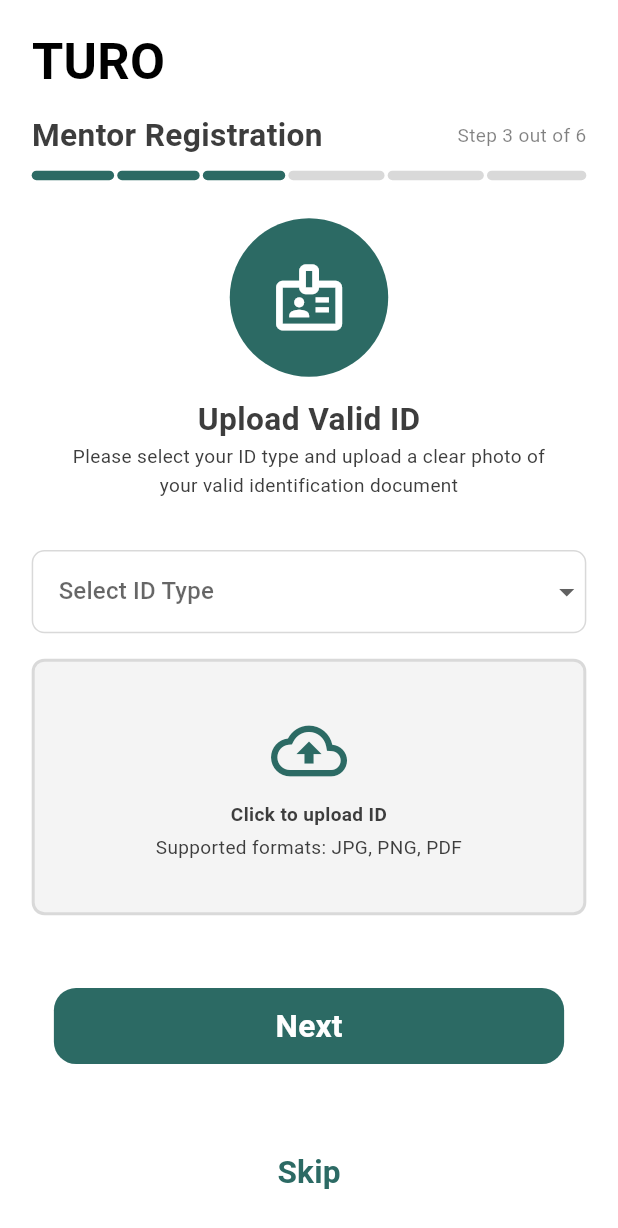
After one commit to micomiconiiii/Turo, a Flutter app: the IdUploadScreen screen opened directly, on a phone screen of 412 x 824 dp. The commit adds this screen. Shown: the top 1228 px of the screen. Run offline on Flutter 3.47's test engine with Material 3 defaults, Android fonts, the phone set to English and light mode, and no system bars; our stand-ins replace cached_network_image, device_preview, file_picker, firebase_core, flutter_svg, flutter_typeahead and 1 more; accounts and stored records are empty; Roboto replaces fonts that are missing (Fustat).

Commit message:
feature: ID Verification

```diff
--- /dev/null
+++ b/lib/presentation/mentor_registration_screen/id_verification.dart
@@ -0,0 +1,322 @@
+import 'package:flutter/material.dart';
+import 'package:file_picker/file_picker.dart';
+import 'dart:io';
+import '../../core/app_export.dart';
+import '../../widgets/custom_image_view.dart';
+import '../../widgets/custom_button.dart';
+
+class IdUploadScreen extends StatefulWidget {
+  const IdUploadScreen({Key? key}) : super(key: key);
+
+  @override
+  State<IdUploadScreen> createState() => _IdUploadScreenState();
+}
+
+class _IdUploadScreenState extends State<IdUploadScreen> {
+  final _formKey = GlobalKey<FormState>();
+  String? _selectedIdType;
+  File? _uploadedFile;
+  String? _fileName;
+
+  final List<String> _idTypes = [
+    'National ID',
+    'Driver\'s License',
+    'Passport',
+    'School ID',
+    'Company ID',
+    'Government ID',
+  ];
+
+  Future<void> _pickFile() async {
+    try {
+      FilePickerResult? result = await FilePicker.platform.pickFiles(
+        type: FileType.custom,
+        allowedExtensions: ['jpg', 'jpeg', 'png', 'pdf'],
+      );
+
+      if (result != null) {
+        setState(() {
+          _uploadedFile = File(result.files.single.path!);
+          _fileName = result.files.single.name;
+        });
+      }
+    } catch (e) {
+      ScaffoldMessenger.of(context).showSnackBar(
+        SnackBar(
+          content: Text('Error picking file: ${e.toString()}'),
+          backgroundColor: Colors.red,
+        ),
+      );
+    }
+  }
+
+  void _onNextPressed() {
+    if (_formKey.currentState?.validate() ?? false) {
+      if (_uploadedFile == null) {
+        ScaffoldMessenger.of(context).showSnackBar(
+          const SnackBar(
+            content: Text('Please upload your ID'),
+            backgroundColor: Colors.red,
+          ),
+        );
+        return;
+      }
+
+      // Show success message
+      ScaffoldMessenger.of(context).showSnackBar(
+        const SnackBar(
+          content: Text('ID uploaded successfully'),
+          backgroundColor: Colors.green,
+        ),
+      );
+
+      // TODO: Navigate to next screen
+      print('Next pressed - ID Type: $_selectedIdType, File: $_fileName');
+    }
+  }
+
+  void _onSkipPressed() {
+    // TODO: Navigate to next screen
+    print('Skip pressed');
+  }
+
+  @override
+  Widget build(BuildContext context) {
+    return Scaffold(
+      backgroundColor: appTheme.white_A700,
+      body: SafeArea(
+        child: SingleChildScrollView(
+          padding: EdgeInsets.symmetric(horizontal: 20.h, vertical: 16.h),
+          child: Column(
+            crossAxisAlignment: CrossAxisAlignment.start,
+            children: [
+              Text(
+                'TURO',
+                style: TextStyleHelper.instance.headline32SemiBoldFustat.copyWith(height: 1.44),
+              ),
+              SizedBox(height: 8.h),
+              Row(
+                mainAxisAlignment: MainAxisAlignment.spaceBetween,
+                children: [
+                  Text(
+                    'Mentor Registration',
+                    style: TextStyleHelper.instance.title20SemiBoldFustat.copyWith(color: appTheme.gray_800, height: 1.45),
+                  ),
+                  Text(
+                    'Step 3 out of 6',
+                    style: TextStyleHelper.instance.body12RegularFustat.copyWith(height: 1.5),
+                  ),
+                ],
+              ),
+
+              // ---- PROGRESS BAR ----
+              SizedBox(height: 8.h),
+              Row(
+                children: [
+                  _buildProgressSegment(filled: true),
+                  SizedBox(width: 2.h),
+                  _buildProgressSegment(filled: true),
+                  SizedBox(width: 2.h),
+                  _buildProgressSegment(filled: true),
+                  SizedBox(width: 2.h),
+                  Expanded(
+                    child: Row(
+                      children: List.generate(
+                        3,
+                        (i) => Expanded(
+                          child: Container(
+                            height: 6.h,
+                            margin: EdgeInsets.only(right: i == 2 ? 0 : 2.h),
+                            decoration: BoxDecoration(
+                              color: appTheme.blue_gray_100,
+                              borderRadius: BorderRadius.circular(3.h),
+                            ),
+                          ),
+                        ),
+                      ),
+                    ),
+                  ),
+                ],
+              ),
+
+              // ---- PROFILE ICON ----
+              SizedBox(height: 24.h),
+              Center(
+                child: Container(
+                  height: 100.h,
+                  width: 100.h,
+                  decoration: BoxDecoration(
+                    color: appTheme.blue_gray_700,
+                    borderRadius: BorderRadius.circular(50.h),
+                  ),
+                  child: Center(
+                    child: Icon(
+                      Icons.badge_outlined,
+                      size: 50.h,
+                      color: Colors.white,
+                    ),
+                  ),
+                ),
+              ),
+
+              // ---- TITLE ----
+              SizedBox(height: 12.h),
+              Center(
+                child: Text(
+                  'Upload Valid ID',
+                  style: TextStyleHelper.instance.title20SemiBoldFustat.copyWith(color: appTheme.gray_800, height: 1.45),
+                ),
+              ),
+              Center(
+                child: Padding(
+                  padding: EdgeInsets.symmetric(horizontal: 20.h),
+                  child: Text(
+                    'Please select your ID type and upload a clear photo of your valid identification document',
+                    textAlign: TextAlign.center,
+                    style: TextStyleHelper.instance.body12RegularFustat.copyWith(color: appTheme.gray_800, height: 1.5),
+                  ),
+                ),
+              ),
+
+              // ---- FORM ----
+              SizedBox(height: 32.h),
+              Form(
+                key: _formKey,
+                child: Column(
+                  crossAxisAlignment: CrossAxisAlignment.start,
+                  children: [
+                    // ID Type Dropdown
+                    Container(
+                      decoration: BoxDecoration(
+                        color: Colors.white,
+                        borderRadius: BorderRadius.circular(8.h),
+                        border: Border.all(color: appTheme.blue_gray_100),
+                      ),
+                      child: DropdownButtonFormField<String>(
+                        value: _selectedIdType,
+                        decoration: InputDecoration(
+                          contentPadding: EdgeInsets.symmetric(horizontal: 16.h, vertical: 14.h),
+                          border: InputBorder.none,
+                          hintText: 'Select ID Type',
+                          hintStyle: TextStyleHelper.instance.body12RegularFustat.copyWith(
+                            color: appTheme.gray_800,
+                          ),
+                        ),
+                        items: _idTypes.map((String type) {
+                          return DropdownMenuItem<String>(
+                            value: type,
+                            child: Text(
+                              type,
+                              style: TextStyleHelper.instance.body12RegularFustat.copyWith(
+                                color: appTheme.gray_800,
+                              ),
+                            ),
+                          );
+                        }).toList(),
+                        onChanged: (String? newValue) {
+                          setState(() {
+                            _selectedIdType = newValue;
+                          });
+                        },
+                        validator: (value) {
+                          if (value == null || value.isEmpty) {
+                            return 'Please select an ID type';
+                          }
+                          return null;
+                        },
+                      ),
+                    ),
+
+                    SizedBox(height: 16.h),
+
+                    // File Upload Box
+                    GestureDetector(
+                      onTap: _pickFile,
+                      child: Container(
+                        width: double.infinity,
+                        padding: EdgeInsets.symmetric(vertical: 32.h, horizontal: 16.h),
+                        decoration: BoxDecoration(
+                          color: appTheme.blue_gray_100.withOpacity(0.3),
+                          borderRadius: BorderRadius.circular(8.h),
+                          border: Border.all(
+                            color: appTheme.blue_gray_100,
+                            style: BorderStyle.solid,
+                            width: 2,
+                          ),
+                        ),
+                        child: Column(
+                          mainAxisAlignment: MainAxisAlignment.center,
+                          children: [
+                            Icon(
+                              _uploadedFile != null ? Icons.check_circle : Icons.cloud_upload_outlined,
+                              size: 48.h,
+                              color: _uploadedFile != null ? Colors.green : appTheme.blue_gray_700,
+                            ),
+                            SizedBox(height: 8.h),
+                            Text(
+                              _uploadedFile != null ? _fileName ?? 'File uploaded' : 'Click to upload ID',
+                              style: TextStyleHelper.instance.body12RegularFustat.copyWith(
+                                color: appTheme.gray_800,
+                                fontWeight: FontWeight.w600,
+                              ),
+                              textAlign: TextAlign.center,
+                            ),
+                            SizedBox(height: 4.h),
+                            Text(
+                              'Supported formats: JPG, PNG, PDF',
+                              style: TextStyleHelper.instance.body12RegularFustat.copyWith(
+                                color: appTheme.gray_800,
+                              ),
+                              textAlign: TextAlign.center,
+                            ),
+                            if (_uploadedFile != null) ...[
+                              SizedBox(height: 8.h),
+                              TextButton.icon(
+                                onPressed: _pickFile,
+                                icon: Icon(Icons.refresh, size: 16.h),
+                                label: Text('Change File'),
+                                style: TextButton.styleFrom(
+                                  foregroundColor: appTheme.blue_gray_700,
+                                ),
+                              ),
+                            ],
+                          ],
+                        ),
+                      ),
+                    ),
+                  ],
+                ),
+              ),
+
+              SizedBox(height: 32.h),
+              CustomButton(
+                text: 'Next',
+                onPressed: _onNextPressed,
+                backgroundColor: appTheme.blue_gray_700,
+                textColor: Colors.white,
+              ),
+              SizedBox(height: 16.h),
+              CustomButton(
+                text: 'Skip',
+                onPressed: _onSkipPressed,
+                backgroundColor: Colors.transparent,
+                textColor: appTheme.blue_gray_700,
+              ),
+            ],
+          ),
+        ),
+      ),
+    );
+  }
+
+  Widget _buildProgressSegment({required bool filled}) {
+    return Container(
+      height: 6.h,
+      width: 52.h,
+      decoration: BoxDecoration(
+        color: filled ? appTheme.blue_gray_700 : appTheme.blue_gray_100,
+        borderRadius: BorderRadius.circular(3.h),
+      ),
+    );
+  }
+}
--- a/lib/presentation/mentor_registration_screen/otp_verification_screen.dart
+++ b/lib/presentation/mentor_registration_screen/otp_verification_screen.dart
@@ -1,5 +1,8 @@
 import 'package:flutter/material.dart';
 import '../../services/otp_service.dart';
+import '../../widgets/custom_button.dart';
+import '../../core/app_export.dart';
+import './id_verification.dart';
 
 class OtpVerificationScreen extends StatefulWidget {
   final String email;
@@ -11,7 +14,7 @@
 
 class _OtpVerificationScreenState extends State<OtpVerificationScreen> {
   final otpController = TextEditingController();
-  final otpService = OtpService();
+  late final otpService = OtpService();
 
  Future<void> _onVerifyPressed() async {
   final otp = otpController.text.trim();
@@ -38,6 +41,12 @@
     ScaffoldMessenger.of(context).showSnackBar(
       const SnackBar(content: Text('OTP verified successfully!')),
     );
+    Navigator.pushReplacement(
+     context,
+     MaterialPageRoute(
+       builder: (context) => const IdUploadScreen(),
+     ),
+   );
     // TODO: Navigate to next registration step
   } else {
     ScaffoldMessenger.of(context).showSnackBar(
@@ -62,10 +71,11 @@
               decoration: const InputDecoration(labelText: 'Enter OTP'),
             ),
             const SizedBox(height: 16),
-            ElevatedButton(
+            CustomButton(
+              text: 'Verify OTP',
               onPressed: _onVerifyPressed,
-              child: const Text('Verify OTP'),
-            ),
+              backgroundColor: appTheme.blue_gray_700,
+              textColor: Colors.white,),
           ],
         ),
       ),
--- a/pubspec.yaml
+++ b/pubspec.yaml
@@ -31,6 +31,7 @@
   supabase_flutter: ^2.10.3
   flutter:
     sdk: flutter
+  file_picker: ^8.1.2
   flutter_typeahead: ^5.2.0
   # The following adds the Cupertino Icons font to your application.
   # Use with the CupertinoIcons class for iOS style icons.
```
Also changed, not shown: pubspec.lock, 1 other file.
